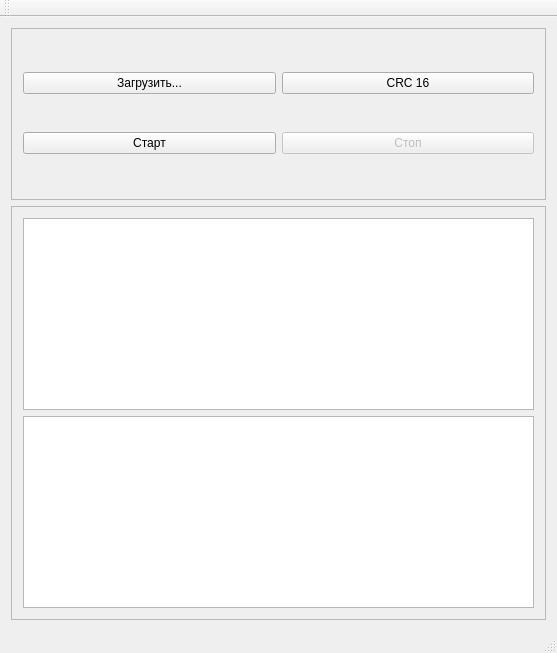
The window that mainwindow.ui (breton75/oprichnik_spo) describes before a commit, drawn with Qt 5.
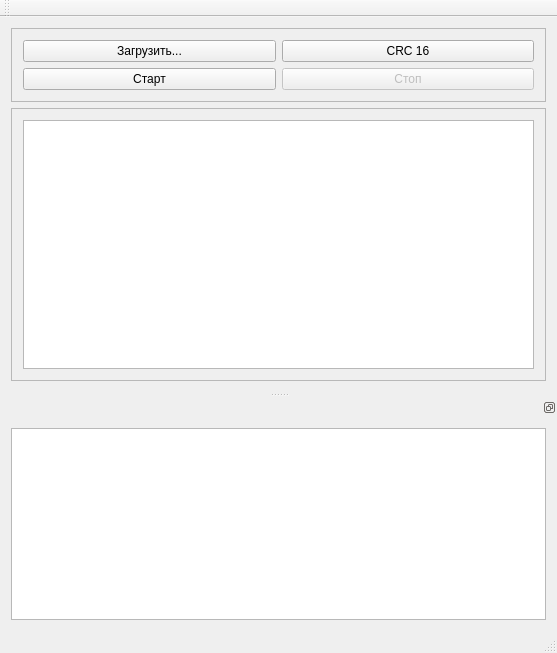
The same window after the commit.

The edit to the form file:
```diff
--- a/mainwindow.ui
+++ b/mainwindow.ui
@@ -32,11 +32,17 @@
       <item>
        <widget class="QFrame" name="frame_1">
         <property name="sizePolicy">
-         <sizepolicy hsizetype="Expanding" vsizetype="Expanding">
+         <sizepolicy hsizetype="Expanding" vsizetype="Fixed">
           <horstretch>0</horstretch>
           <verstretch>0</verstretch>
          </sizepolicy>
         </property>
+        <property name="maximumSize">
+         <size>
+          <width>16777215</width>
+          <height>231</height>
+         </size>
+        </property>
         <property name="frameShape">
          <enum>QFrame::StyledPanel</enum>
         </property>
@@ -119,9 +125,6 @@
              </attribute>
             </widget>
            </item>
-           <item>
-            <widget class="QTextEdit" name="textEdit"/>
-           </item>
           </layout>
          </item>
         </layout>
@@ -150,6 +153,21 @@
    </attribute>
   </widget>
   <widget class="QStatusBar" name="statusBar"/>
+  <widget class="QDockWidget" name="dockWidget">
+   <property name="features">
+    <set>QDockWidget::DockWidgetFloatable|QDockWidget::DockWidgetMovable</set>
+   </property>
+   <attribute name="dockWidgetArea">
+    <number>8</number>
+   </attribute>
+   <widget class="QWidget" name="dockWidgetContents">
+    <layout class="QVBoxLayout" name="verticalLayout_5">
+     <item>
+      <widget class="QTextEdit" name="textEdit"/>
+     </item>
+    </layout>
+   </widget>
+  </widget>
  </widget>
  <layoutdefault spacing="6" margin="11"/>
  <resources/>
```
